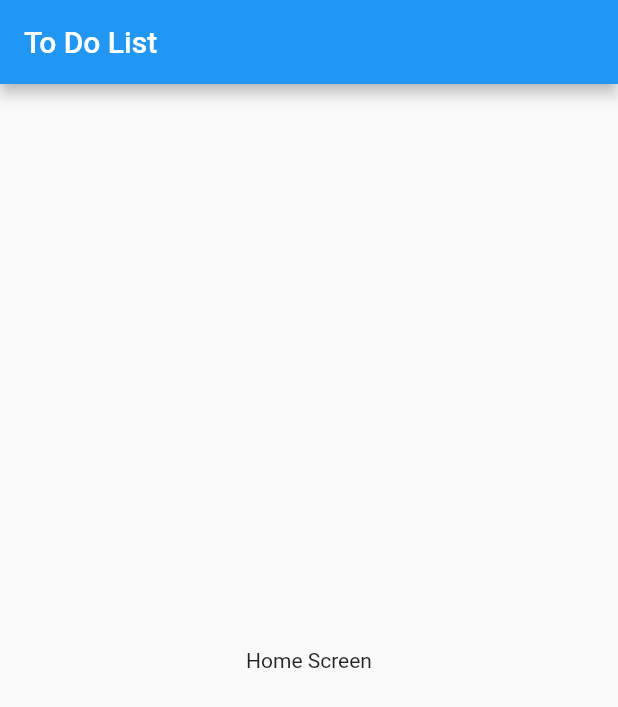
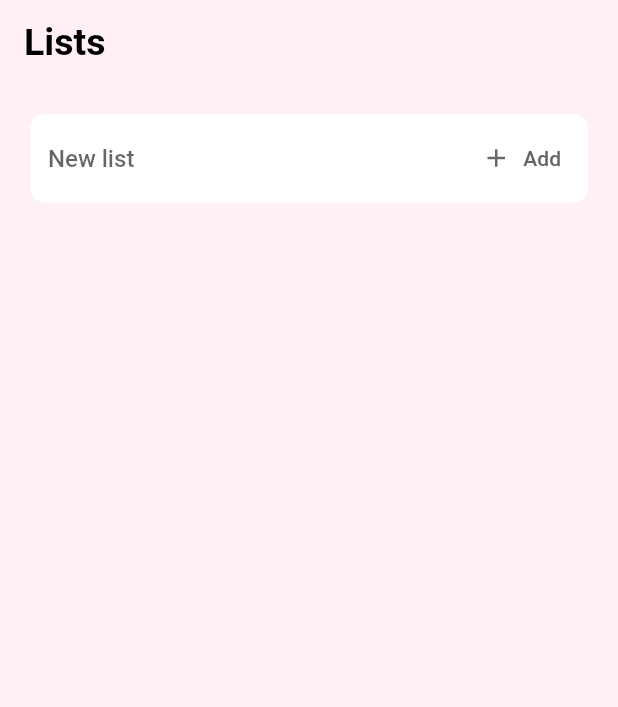
Before and after one commit to enzo-rojo/todo-list-flutter, a Flutter app: the screen it shows after launch, on a phone screen of 412 x 824 dp. Shown: the top 707 px of the screen. Run offline on Flutter 3.47's test engine with Material 2 defaults, Android fonts, the phone set to English and light mode, and no system bars.

Commit message:
add : textInput in homeScreen

```diff
--- a/lib/main.dart
+++ b/lib/main.dart
@@ -2,17 +2,49 @@ import 'package:flutter/material.dart';
 import 'package:todo_list_flutter/ui/home/home.dart';
 
 void main() {
-  runApp(const MyApp());
+  runApp(MyApp());
 }
 
 class MyApp extends StatelessWidget {
-  const MyApp({Key? key}) : super(key: key);
+  MyApp({Key? key}) : super(key: key);
+
+  final InputDecorationTheme textInputTheme = InputDecorationTheme(
+    enabledBorder: OutlineInputBorder(
+      borderRadius: BorderRadius.circular(10),
+      borderSide: const BorderSide(
+        color: Colors.white,
+      ),
+    ),
+    focusedBorder: OutlineInputBorder(
+      borderSide: const BorderSide(
+        color: Color(0xFFFF81B8),
+        width: 2,
+      ),
+      borderRadius: BorderRadius.circular(10),
+    ),
+    border: const OutlineInputBorder(),
+    disabledBorder: InputBorder.none,
+    filled: true,
+    fillColor: Colors.white,
+  );
+
+  final AppBarTheme appBarTheme = const AppBarTheme(
+    backgroundColor: Color(0xFFFFEFF6),
+    titleTextStyle: TextStyle(
+      fontWeight: FontWeight.w700,
+      color: Colors.black,
+    ),
+  );
 
   @override
   Widget build(BuildContext context) {
-    return const MaterialApp(
+    return MaterialApp(
       debugShowCheckedModeBanner: false,
-      home: HomeScreen(),
+      theme: ThemeData(
+        inputDecorationTheme: textInputTheme,
+        appBarTheme: appBarTheme,
+      ),
+      home: const HomeScreen(),
     );
   }
 }
--- a/lib/ui/home/home.dart
+++ b/lib/ui/home/home.dart
@@ -1,4 +1,5 @@
 import 'package:flutter/material.dart';
+import 'package:todo_list_flutter/ui/home/text_input.dart';
 
 class HomeScreen extends StatefulWidget {
   const HomeScreen({Key? key}) : super(key: key);
@@ -10,12 +11,24 @@ class HomeScreen extends StatefulWidget {
 class _HomeScreenState extends State<HomeScreen> {
   @override
   Widget build(BuildContext context) {
-    return Scaffold(
-      appBar: AppBar(
-        title: const Text('To Do List'),
-      ),
-      body: const Center(
-        child: Text('Home Screen'),
+    return SafeArea(
+      child: Scaffold(
+        backgroundColor: const Color(0xFFFFEFF6),
+        appBar: AppBar(
+          title: const Text(
+            'Lists',
+            style: TextStyle(fontSize: 25),
+          ),
+          elevation: 0,
+        ),
+        body: Padding(
+          padding: const EdgeInsets.all(20.0),
+          child: Column(
+            children: const [
+              TextInput(),
+            ],
+          ),
+        ),
       ),
     );
   }
--- /dev/null
+++ b/lib/ui/home/text_input.dart
@@ -0,0 +1,45 @@
+import 'package:flutter/material.dart';
+
+class TextInput extends StatelessWidget {
+  const TextInput({Key? key}) : super(key: key);
+
+  @override
+  Widget build(BuildContext context) {
+    return TextField(
+      textAlignVertical: TextAlignVertical.center,
+      decoration: InputDecoration(
+        hintText: 'New list',
+        // suffixIcon: IconButton(
+        //   onPressed: () => print('pressed'),
+        //   icon: const Icon(Icons.add),
+        //   splashRadius: 25,
+        // ),
+        suffixIcon: Padding(
+          padding: const EdgeInsets.only(
+            right: 10,
+          ),
+          child: TextButton.icon(
+            onPressed: () => print('pressed'),
+            icon: const Icon(
+              Icons.add,
+              size: 20,
+            ),
+            label: const Text(
+              'Add',
+              style: TextStyle(fontWeight: FontWeight.w500),
+            ),
+            style: TextButton.styleFrom(
+              primary: const Color(0xFF666666),
+              shape: RoundedRectangleBorder(
+                borderRadius: BorderRadius.circular(10),
+              ),
+            ),
+          ),
+        ),
+      ),
+      style: const TextStyle(
+        fontWeight: FontWeight.w500,
+      ),
+    );
+  }
+}
```
